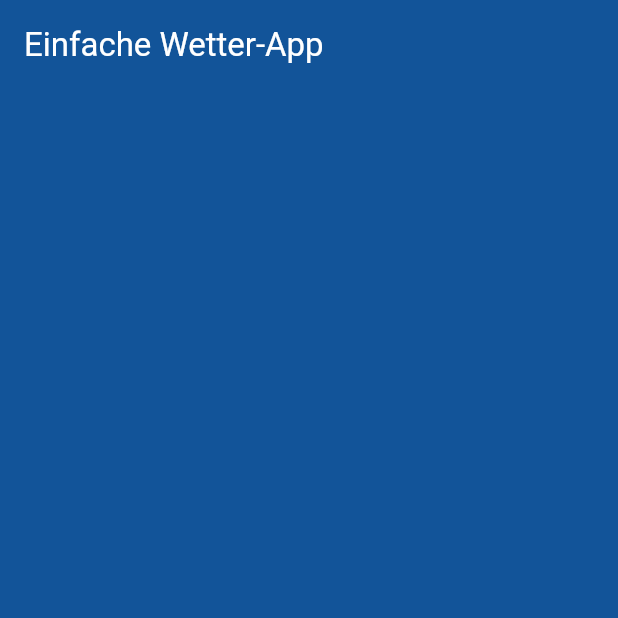
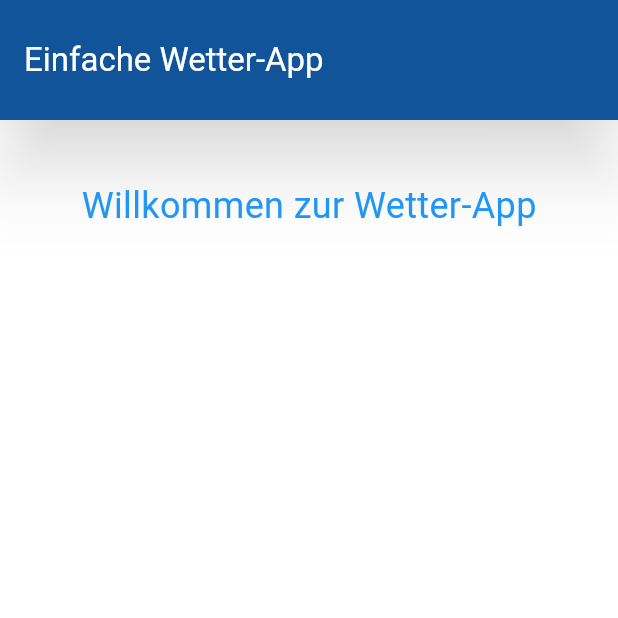
Before and after one commit to JuergenHollmann/project_12_weather_app, a Flutter app: the screen it shows after launch, on a phone screen of 412 x 824 dp, the top half of it. Run offline on Flutter 3.47's test engine with Material 3 defaults, Android fonts, the phone set to English and light mode, and no system bars.

Commit message:
created Scaffold

```diff
--- a/lib/main.dart
+++ b/lib/main.dart
@@ -9,22 +9,11 @@ class MainApp extends StatelessWidget {
 
   @override
   Widget build(BuildContext context) {
-    return MaterialApp(
-      home: WeatherApp(
-        Scaffold(
-          body: Container(
-            // child: AppBar(
-            //   title: const Text('Wetter-App'),
-            //   foregroundColor: Colors.white, // Schriftfarbe
-            //   backgroundColor:
-            //       const Color.fromARGB(255, 4, 85, 151), // dunkles Blau
-            //   shadowColor: Colors.black87, // funzt nicht
-            //   elevation: 20, // graue Zone unter der AppBar
-            // ),
-
-            child: const Text("Willkommen zur Wetter-App",
-                style: TextStyle(color: Colors.blue, fontSize: 24)),
-          ),
+    return const MaterialApp(
+      home: Scaffold(
+        backgroundColor: Color.fromARGB(0, 170, 188, 255),
+        body: SafeArea(
+          child: WeatherApp(),
         ),
       ),
     );
@@ -32,32 +21,27 @@ class MainApp extends StatelessWidget {
 }
 
 class WeatherApp extends StatelessWidget {
-  const WeatherApp(Scaffold scaffold, {super.key});
+  // const WeatherApp(Scaffold scaffold, {super.key}); // funzt nicht!
+  const WeatherApp({super.key});
 
   @override
   Widget build(BuildContext context) {
     return Container(
-      child: AppBar(
-        title: const Text('Einfache Wetter-App'),
-        foregroundColor: Colors.white, // Schriftfarbe
-        backgroundColor: const Color.fromARGB(255, 4, 85, 151), // dunkles Blau
-        toolbarHeight: 60,
-        // shadowColor: Colors.black87, // funzt nicht
-        elevation: 20, // graue Zone unter der AppBar
+      child: Column(
+        children: [
+          AppBar(
+              title: const Text('Einfache Wetter-App'),
+              foregroundColor: Colors.white, // Schriftfarbe
+              backgroundColor:
+                  const Color.fromARGB(255, 4, 85, 151), // dunkles Blau
+              toolbarHeight: 80,
+              shadowColor: Colors.white,
+              elevation: 20),
+          const SizedBox(height: 40),
+          const Text("Willkommen zur Wetter-App",
+              style: TextStyle(color: Colors.blue, fontSize: 24)),
+        ],
       ),
-      //  const Text("Willkommenzur Wetter-App",
-      //   style: TextStyle(color: Colors.blue, fontSize: 24)),
     );
   }
 }
-
-
-//     return const MaterialApp(
-//       home: Scaffold(
-//         body: Center(
-//           child: Text('Hello World!'),
-//         ),
-//       ),
-//     );
-//   }
-// }
```
